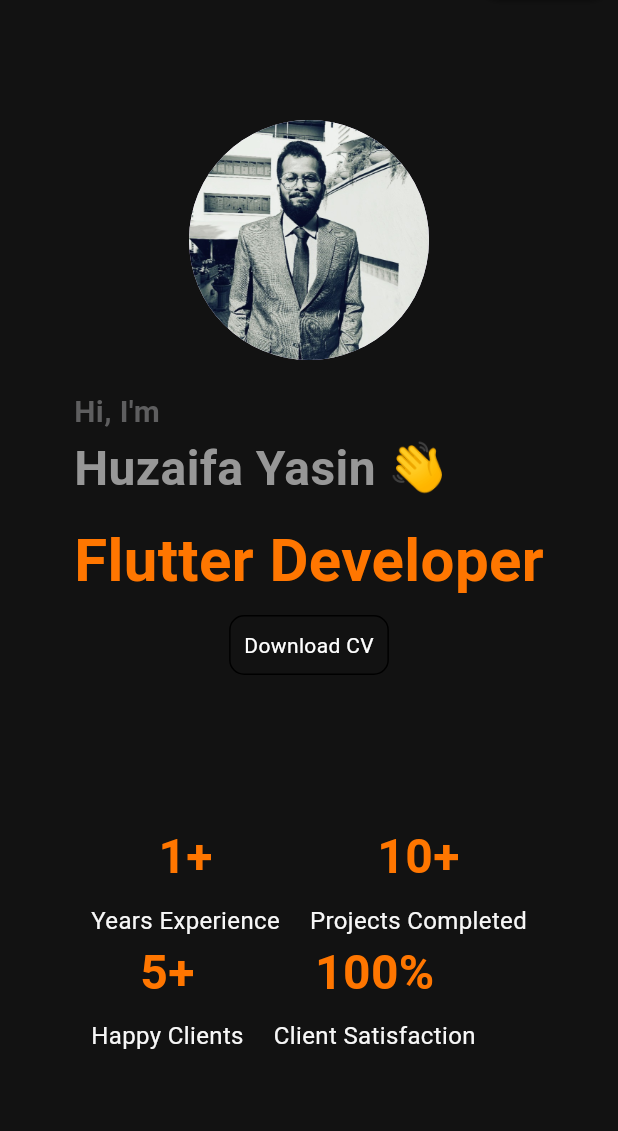
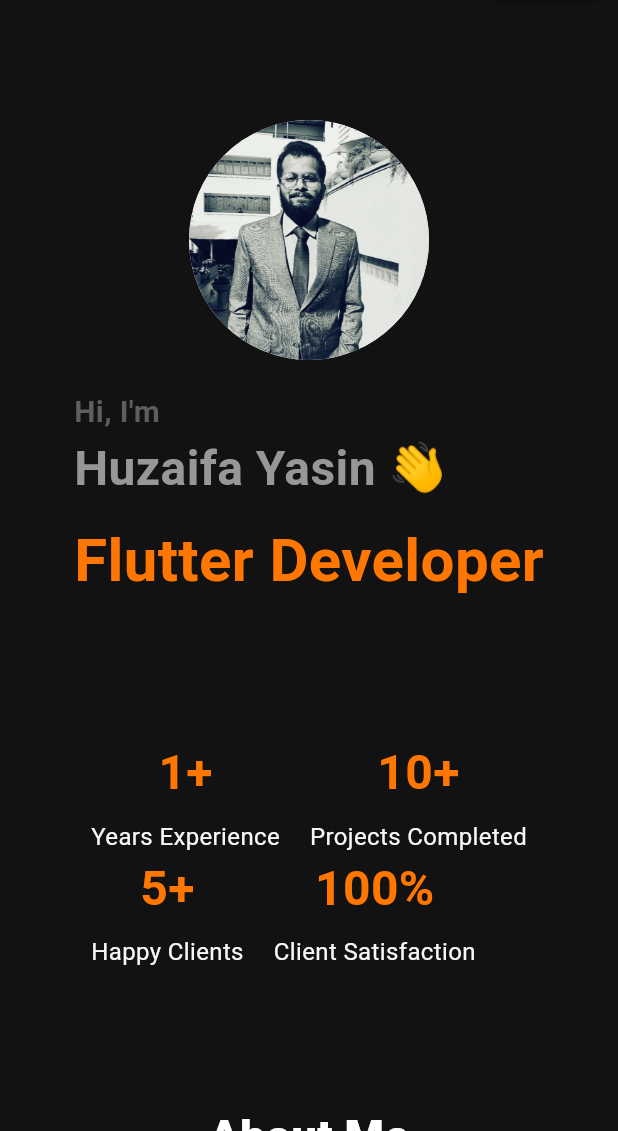
Before and after one commit to HuzaifaShkx/my_portfolio, a Flutter app: the screen it shows after launch, on a phone screen of 412 x 824 dp, the part 105-1236 px from its top. Run offline on Flutter 3.47's test engine with Material 3 defaults, Android fonts, the phone set to English and light mode, and no system bars; drawn by our look-alikes of animated_text_kit, marquee; our stand-ins replace carousel_slider, flutter_svg, percent_indicator; missing offline and left inert: dev_icons.

Commit message:
remove the download cv button

```diff
--- a/lib/widgets/intro_section.dart
+++ b/lib/widgets/intro_section.dart
@@ -33,26 +33,26 @@
                 ),
                 SizedBox(height: 20),
                 _introTexts(),
-                Padding(
-                      padding: const EdgeInsets.all(8.0),
-                      child: InkWell(
-                        onTap: () async {
-                          const url = 'files/cv.pdf';
-                          if (await canLaunchUrl(Uri.parse(url))) {
-                            await launchUrl(Uri.parse(url), mode: LaunchMode.platformDefault);
-                          }
-                        },
-                        child: Container(
-                          padding: EdgeInsets.all(9),
-                          decoration: BoxDecoration(
-                            border: Border.all(),
-                            borderRadius: BorderRadius.circular(10)
-                          ),
-                          //icon: Icon(Icons.download, color: Colors.white),
-                          child: Text("Download CV", style: TextStyle(color: Colors.white)),
-                        ),
-                      ),
-                    ),
+                // Padding(
+                //       padding: const EdgeInsets.all(8.0),
+                //       child: InkWell(
+                //         onTap: () async {
+                //           const url = 'files/cv.pdf';
+                //           if (await canLaunchUrl(Uri.parse(url))) {
+                //             await launchUrl(Uri.parse(url), mode: LaunchMode.platformDefault);
+                //           }
+                //         },
+                //         child: Container(
+                //           padding: EdgeInsets.all(9),
+                //           decoration: BoxDecoration(
+                //             border: Border.all(),
+                //             borderRadius: BorderRadius.circular(10)
+                //           ),
+                //           //icon: Icon(Icons.download, color: Colors.white),
+                //           child: Text("Download CV", style: TextStyle(color: Colors.white)),
+                //         ),
+                //       ),
+                //     ),
               ],
             )
           : Row(
```
